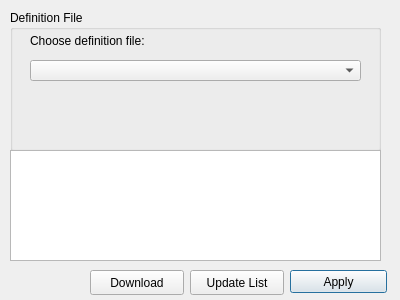
Before: the Qt Designer form defdialog.ui in Mte90/LearnHotkeys, drawn with Qt 5.
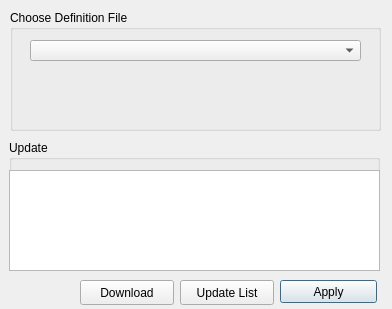
After: the same form once the commit is applied.

Commit message: moved to groupbox the updater list

The edit to the form file:
```diff
--- a/defdialog.ui
+++ b/defdialog.ui
@@ -6,8 +6,8 @@
    <rect>
     <x>0</x>
     <y>0</y>
-    <width>400</width>
-    <height>300</height>
+    <width>392</width>
+    <height>309</height>
    </rect>
   </property>
   <property name="windowTitle">
@@ -19,8 +19,8 @@
   <widget class="QPushButton" name="pushApply">
    <property name="geometry">
     <rect>
-     <x>290</x>
-     <y>270</y>
+     <x>280</x>
+     <y>280</y>
      <width>97</width>
      <height>23</height>
     </rect>
@@ -35,40 +35,27 @@
      <x>10</x>
      <y>10</y>
      <width>371</width>
-     <height>141</height>
+     <height>121</height>
     </rect>
    </property>
    <property name="title">
-    <string>Definition File</string>
+    <string>Choose Definition File</string>
    </property>
    <widget class="QComboBox" name="comboDef">
     <property name="geometry">
      <rect>
       <x>20</x>
-      <y>50</y>
+      <y>30</y>
       <width>331</width>
       <height>21</height>
      </rect>
     </property>
    </widget>
-   <widget class="QLabel" name="label_2">
-    <property name="geometry">
-     <rect>
-      <x>20</x>
-      <y>20</y>
-      <width>161</width>
-      <height>21</height>
-     </rect>
-    </property>
-    <property name="text">
-     <string>Choose definition file:</string>
-    </property>
-   </widget>
    <widget class="QLabel" name="labelDef">
     <property name="geometry">
      <rect>
       <x>20</x>
-      <y>80</y>
+      <y>60</y>
       <width>331</width>
       <height>51</height>
      </rect>
@@ -81,8 +68,8 @@
   <widget class="QPushButton" name="pushUpdate">
    <property name="geometry">
     <rect>
-     <x>190</x>
-     <y>270</y>
+     <x>180</x>
+     <y>280</y>
      <width>94</width>
      <height>25</height>
     </rect>
@@ -91,24 +78,11 @@
     <string>Update List</string>
    </property>
   </widget>
-  <widget class="QListView" name="listUpdate">
-   <property name="geometry">
-    <rect>
-     <x>10</x>
-     <y>150</y>
-     <width>371</width>
-     <height>111</height>
-    </rect>
-   </property>
-   <property name="showDropIndicator" stdset="0">
-    <bool>false</bool>
-   </property>
-  </widget>
   <widget class="QPushButton" name="pushDownload">
    <property name="geometry">
     <rect>
-     <x>90</x>
-     <y>270</y>
+     <x>80</x>
+     <y>280</y>
      <width>94</width>
      <height>25</height>
     </rect>
@@ -117,6 +91,32 @@
     <string>Download</string>
    </property>
   </widget>
+  <widget class="QGroupBox" name="groupBox_2">
+   <property name="geometry">
+    <rect>
+     <x>9</x>
+     <y>140</y>
+     <width>371</width>
+     <height>131</height>
+    </rect>
+   </property>
+   <property name="title">
+    <string>Update</string>
+   </property>
+   <widget class="QListView" name="listUpdate">
+    <property name="geometry">
+     <rect>
+      <x>0</x>
+      <y>30</y>
+      <width>371</width>
+      <height>101</height>
+     </rect>
+    </property>
+    <property name="showDropIndicator" stdset="0">
+     <bool>false</bool>
+    </property>
+   </widget>
+  </widget>
  </widget>
  <layoutdefault spacing="6" margin="11"/>
  <resources/>
```
The commit also changes 2 other files.
